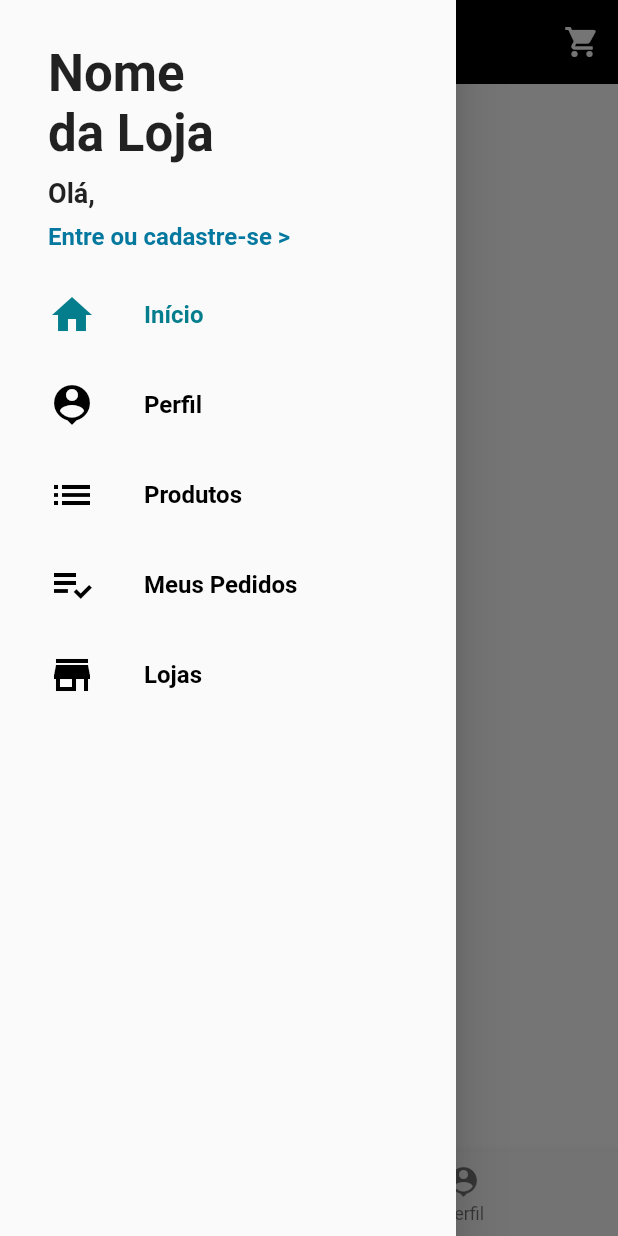
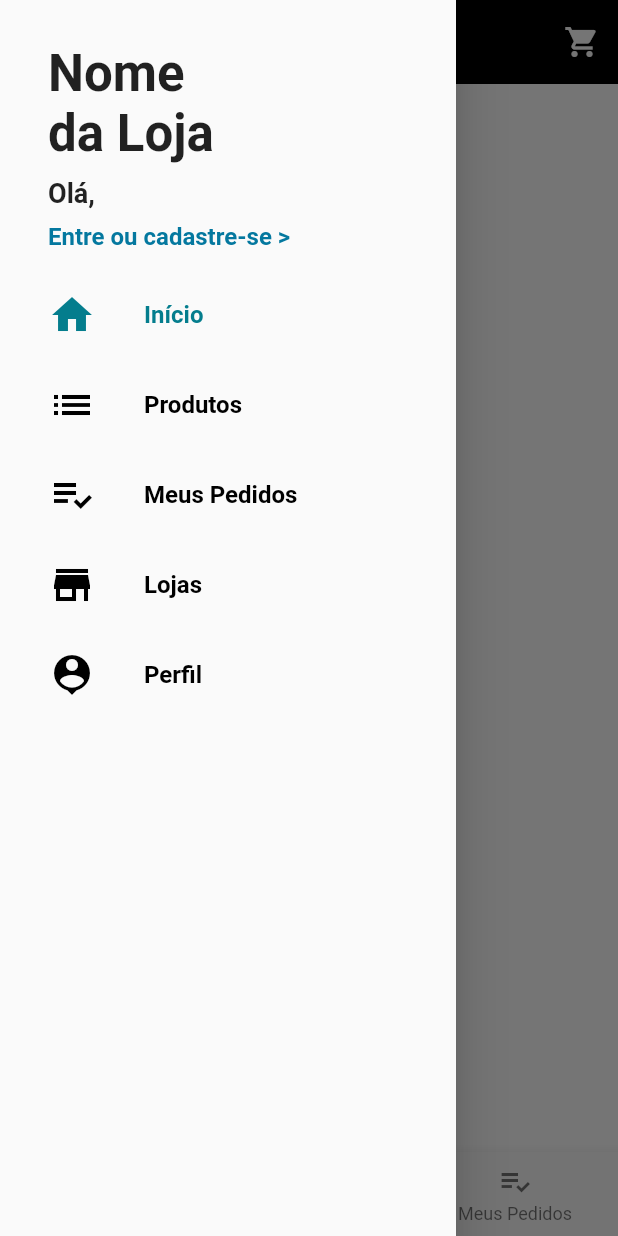
Before and after one commit to HayberGabriel/mobile, a Flutter app: the screen it shows after launch, with the side drawer open, on a phone screen of 412 x 824 dp. Run offline on Flutter 3.47's test engine with Material 2 defaults, Android fonts, the phone set to English and light mode, and no system bars; our stand-ins replace brasil_fields, carousel_pro, cloud_firestore, dio, firebase_auth, firebase_messaging and 12 more; missing offline and left inert: alphabet_list_scroll_view, dart:ffi, flutter_facebook_login, map_launcher; accounts and stored records are empty.

Commit message:
Ainda n terminei a barra de navegação

```diff
--- a/lib/common/bottom_nav_bar.dart
+++ b/lib/common/bottom_nav_bar.dart
@@ -2,7 +2,6 @@ import 'package:flutter/cupertino.dart';
 import 'package:flutter/material.dart';
 import 'package:lojavirtual/models/page_manager.dart';
 import 'package:provider/provider.dart';
-
 
 class BottomNavBar extends StatelessWidget {
   BottomNavBar({this.page});
@@ -18,9 +17,24 @@ class BottomNavBar extends StatelessWidget {
           context.read<PageManager>().setPage(page);
         },
         items: [
-          BottomNavigationBarItem(icon: Icon(Icons.home), title: Text("Oi")),
-          BottomNavigationBarItem(icon: Icon(Icons.person_pin), title: Text("Perfil")),
-
+          BottomNavigationBarItem(
+              icon: Icon(Icons.home),
+              title: Text(
+                "Início",
+                style: TextStyle(fontWeight: FontWeight.bold),
+              )),
+          BottomNavigationBarItem(
+              icon: Icon(Icons.list),
+              title: Text(
+                "Produtos",
+                style: TextStyle(fontWeight: FontWeight.bold),
+              )),
+          BottomNavigationBarItem(
+              icon: Icon(Icons.playlist_add_check),
+              title: Text(
+                "Meus Pedidos",
+                style: TextStyle(fontWeight: FontWeight.bold),
+              )),
         ],
       ),
     );
--- a/lib/common/custom_drawer/custom_drawer.dart
+++ b/lib/common/custom_drawer/custom_drawer.dart
@@ -18,23 +18,23 @@ class CustomDrawer extends StatelessWidget {
           page: 0,
         ),
         DrawerTile(
-          iconData: Icons.person_pin,
-          title: 'Perfil',
-          page: 1,
-        ),
-        DrawerTile(
           iconData: Icons.list,
           title: 'Produtos',
-          page: 2,
+          page: 1,
         ),
         DrawerTile(
           iconData: Icons.playlist_add_check,
           title: 'Meus Pedidos',
-          page: 3,
+          page: 2,
         ),
         DrawerTile(
           iconData: Icons.store,
           title: 'Lojas',
+          page: 3,
+        ),
+        DrawerTile(
+          iconData: Icons.person_pin,
+          title: 'Perfil',
           page: 4,
         ),
         Consumer<UserManager>(
--- a/lib/screens/base/base_screen.dart
+++ b/lib/screens/base/base_screen.dart
@@ -77,10 +77,10 @@ class _BaseScreenState extends State<BaseScreen> {
             physics: const NeverScrollableScrollPhysics(),
             children: <Widget>[
               HomeScreen(),
-              ProfileScreen(),
               ProductsScreen(),
               OrdersScreen(),
               StoresScreen(),
+              ProfileScreen(),
               if (userManager.adminEnabled) ...[
                 AdminUsersScreen(),
                 AdminOrdersScreen(),
--- a/lib/screens/orders/orders_screen.dart
+++ b/lib/screens/orders/orders_screen.dart
@@ -1,4 +1,5 @@
 import 'package:flutter/material.dart';
+import 'package:lojavirtual/common/bottom_nav_bar.dart';
 import 'package:lojavirtual/common/custom_drawer/custom_drawer.dart';
 import 'package:lojavirtual/common/empty_card.dart';
 import 'package:lojavirtual/common/login_card.dart';
@@ -36,6 +37,7 @@ class OrdersScreen extends StatelessWidget {
           );
         },
       ),
+      bottomNavigationBar: BottomNavBar(page: 2),
     );
   }
 }
--- a/lib/screens/products/products_screen.dart
+++ b/lib/screens/products/products_screen.dart
@@ -1,4 +1,5 @@
 import 'package:flutter/material.dart';
+import 'package:lojavirtual/common/bottom_nav_bar.dart';
 import 'package:lojavirtual/common/custom_drawer/custom_drawer.dart';
 import 'package:lojavirtual/models/product_manager.dart';
 import 'package:lojavirtual/models/user_manager.dart';
@@ -102,6 +103,7 @@ class ProductsScreen extends StatelessWidget {
         },
         child: Icon(Icons.shopping_cart),
       ),
+      bottomNavigationBar: BottomNavBar(page: 1),
     );
   }
 }
--- a/lib/screens/profile/profile_screen.dart
+++ b/lib/screens/profile/profile_screen.dart
@@ -228,7 +228,6 @@ class _ProfileScreenState extends State<ProfileScreen> {
               ])),
         );
       }),
-      bottomNavigationBar: BottomNavBar(page: 1),
     );
   }
 }
--- a/lib/screens/stores/stores_screen.dart
+++ b/lib/screens/stores/stores_screen.dart
@@ -1,4 +1,5 @@
 import 'package:flutter/material.dart';
+import 'package:lojavirtual/common/bottom_nav_bar.dart';
 import 'package:lojavirtual/common/custom_drawer/custom_drawer.dart';
 import 'package:lojavirtual/models/stores_manager.dart';
 import 'package:lojavirtual/screens/stores/components/store_card.dart';
```
